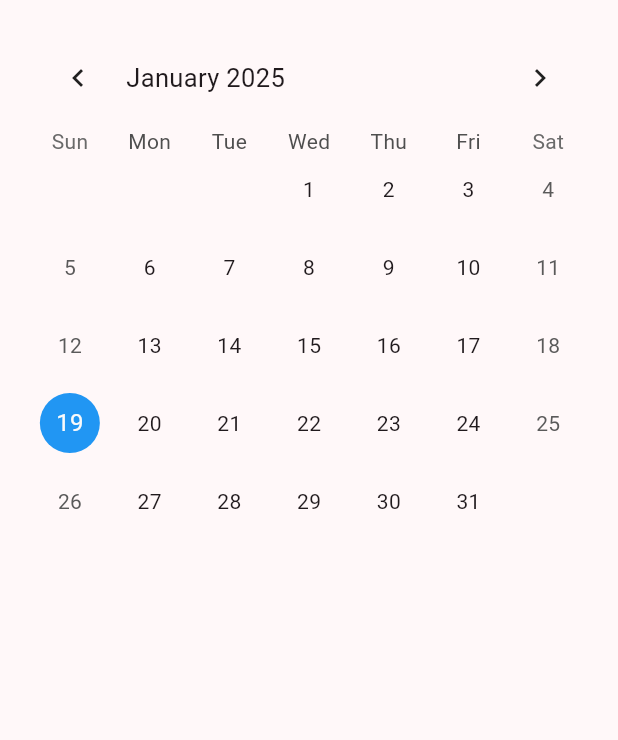
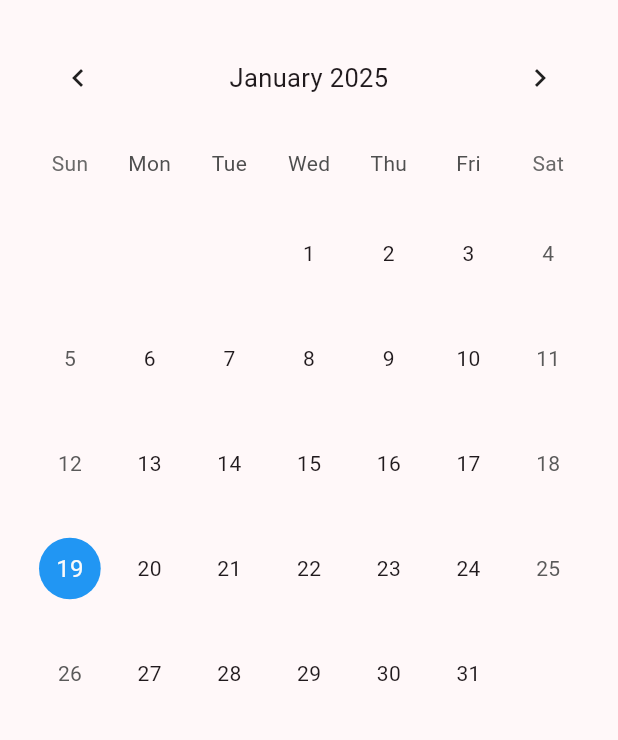
Before and after one commit to AmrithaPrabhu/BirthdayReminder, a Flutter app: the CalendarComponent screen opened directly, on a phone screen of 412 x 824 dp, the part 84-824 px from its top. Run offline on Flutter 3.47's test engine with Material 3 defaults, Android fonts, the phone set to English and light mode, and no system bars; drawn by our look-alikes of table_calendar; our stand-ins replace image_picker.

Commit message:
"UI basic features are finished."

```diff
--- a/lib/calendar.dart
+++ b/lib/calendar.dart
@@ -1,5 +1,12 @@
+import 'dart:io';
+import 'dart:ui';
+import 'package:birthday_reminder/friend_form.dart';
 import 'package:flutter/material.dart';
+import 'package:image_picker/image_picker.dart';
+import 'package:birthday_reminder/model/Friend.dart'; // Make sure this exists
 import 'package:table_calendar/table_calendar.dart';
+
+import 'month_year_picker.dart';
 
 class CalendarComponent extends StatefulWidget {
   const CalendarComponent({super.key, required this.title});
@@ -14,11 +21,80 @@ class _CalendarComponentState extends State<CalendarComponent> {
   late DateTime today;
   late DateTime incrementedByYear;
   DateTime? _selectedDay;
+  bool isFormVisible = false;
+
   @override
   void initState() {
     super.initState();
     today = DateTime.now();
     incrementedByYear = today.add(const Duration(days: 365));
+  }
+
+  void _closeForm() {
+    setState(() {
+      isFormVisible = false;  // Close the form when the cross icon is clicked
+    });
+  }
+
+  // Show Friend Form Modal
+  void _showFriendForm() {
+    setState(() {
+      isFormVisible = !isFormVisible;
+    });
+  }
+
+  String _monthName(int month) {
+    const months = [
+      'January',
+      'February',
+      'March',
+      'April',
+      'May',
+      'June',
+      'July',
+      'August',
+      'September',
+      'October',
+      'November',
+      'December'
+    ];
+    return months[month - 1];
+  }
+
+  Future<void> _showCustomDatePicker() async {
+    try {
+      final result = await showDialog(
+        context: context,
+        builder: (context) => MonthYearPickerDialog(
+          initialMonth: today.month,
+          initialYear: today.year,
+        ),
+      );
+
+      if (result != null && result is Map) {
+        final selectedDate = DateTime(result['year'], result['month'], 1);
+        final oneYearFromToday = today.add(const Duration(days: 365));
+
+        // Check if the selected date is more than a year ahead
+        if (selectedDate.isAfter(oneYearFromToday)) {
+          throw Exception("You cannot select a date more than a year ahead.");
+        }
+
+        // Update the selected day if the date is valid
+        setState(() {
+          _selectedDay = selectedDate;
+          today = selectedDate;
+        });
+      }
+    } catch (e) {
+      // Show error using SnackBar
+      ScaffoldMessenger.of(context).showSnackBar(
+        SnackBar(
+          content: Text("Error: ${e.toString()}"),
+          backgroundColor: Colors.red,
+        ),
+      );
+    }
   }
 
   @override
@@ -29,10 +105,17 @@ class _CalendarComponentState extends State<CalendarComponent> {
         backgroundColor: const Color(0xFF492B3F),
         title: Text(widget.title),
       ),
-      body: SingleChildScrollView(
+      body: Stack(
+        children: [
+          // Background: Table Calendar
+          SingleChildScrollView(
             child: Container(
-          margin: const EdgeInsets.all(20), // Added some padding for better layout
+              margin: const EdgeInsets.all(20),
+              child: GestureDetector(
+                onDoubleTap: _showCustomDatePicker,  // Tap to open form
                 child: TableCalendar(
+                  daysOfWeekHeight: 50,
+                  rowHeight: 70,
                   locale: "en_US",
                   focusedDay: today,
                   firstDay: DateTime.utc(1950, 01, 01),
@@ -65,23 +148,43 @@ class _CalendarComponentState extends State<CalendarComponent> {
                       color: Colors.red,
                       shape: BoxShape.circle,
                     ),
-              outsideDaysVisible: false, // Hide days from other months
+                    outsideDaysVisible: false,
                   ),
                   headerStyle: HeaderStyle(
                     formatButtonVisible: false,
-            ), // Hide format button for cleaner UI
+                    titleCentered: true,
+                    titleTextFormatter: (date, locale) => '${_monthName(date.month)} ${date.year}',
+                  ),
+                ),
               ),
             ),
           ),
 
-      floatingActionButton: _selectedDay!=null ? FloatingActionButton(
-        onPressed: () {
-          // Add event logic here
+          // Blurred Background when form is visible
+          if (isFormVisible)
+            Positioned.fill(
+              child: BackdropFilter(
+                filter: ImageFilter.blur(sigmaX: 5.0, sigmaY: 5.0), // Adjust blur level
+                child: Container(
+                  color: Colors.black.withOpacity(0.5), // Semi-transparent overlay
+                ),
+              ),
+            ),
 
-        },
+          // FriendForm on top
+          if (isFormVisible)
+            Center(
+              child: FriendForm(isFormVisible: isFormVisible, onClose: _closeForm),
+            ),
+        ],
+      ),
+      floatingActionButton: _selectedDay != null
+          ? FloatingActionButton(
+        onPressed: _showFriendForm,
         child: const Icon(Icons.add),
-        backgroundColor: Colors.green,
-      ) : null,
+        backgroundColor: const Color(0xFFA28999),
+      )
+          : null,
     );
   }
 }
--- a/lib/main.dart
+++ b/lib/main.dart
@@ -159,6 +159,11 @@ Widget _buildAddBirthdayButton(BuildContext context) {
           ),
         );
       },
+        style: ButtonStyle(
+          backgroundColor: MaterialStateProperty.all(const Color(0xFF492B3F)), // Background color
+          foregroundColor: MaterialStateProperty.all(Colors.white), // Text color
+          shadowColor: MaterialStateProperty.all(Colors.grey), // Shadow color
+        ),
       child: const Text("Add a Birthday"),
     ),
   );
--- /dev/null
+++ b/lib/model/Friend.dart
@@ -0,0 +1,6 @@
+class Friend{
+  final String? profileURL;
+  final String name;
+
+  Friend({required this.name, this.profileURL});
+}
--- a/lib/profile_list.dart
+++ b/lib/profile_list.dart
@@ -45,6 +45,7 @@ class ProfileList extends StatelessWidget {
         itemBuilder: (context, index) {
           final profile = profiles[index];
           return Card(
+            color: const Color(0xFFAD687B ),
             child: ListTile(
               leading: CircleAvatar(
                 backgroundImage: NetworkImage(profile.profileURL),
--- a/pubspec.yaml
+++ b/pubspec.yaml
@@ -31,6 +31,7 @@ environment:
 dependencies:
   flutter:
     sdk: flutter
+  image_picker: ^0.8.5+3
   intl: ^0.19.0
   table_calendar: ^3.0.8
   syncfusion_flutter_calendar: ^20.2.38
```
Also changed, not shown: lib/friend_form.dart (added, +98 -0 lines), pubspec.lock, 8 other files. Lines whose indentation alone changed are shown as unchanged.
